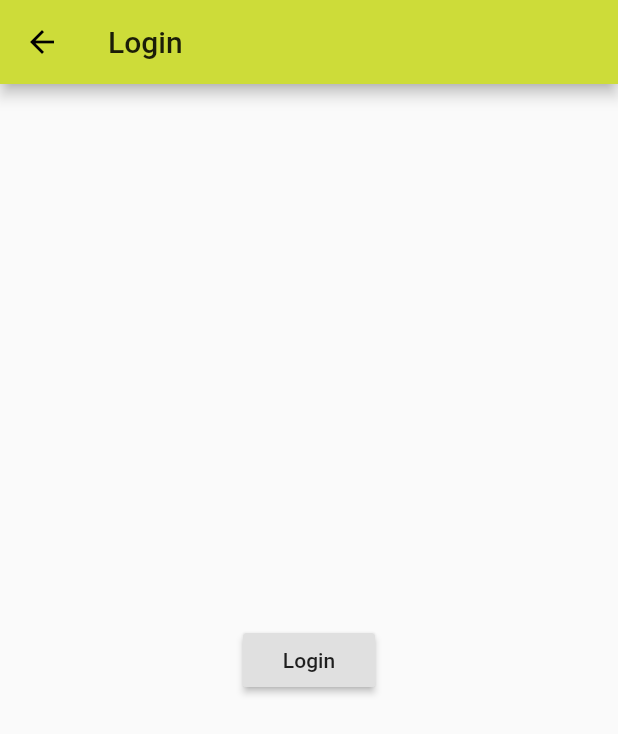
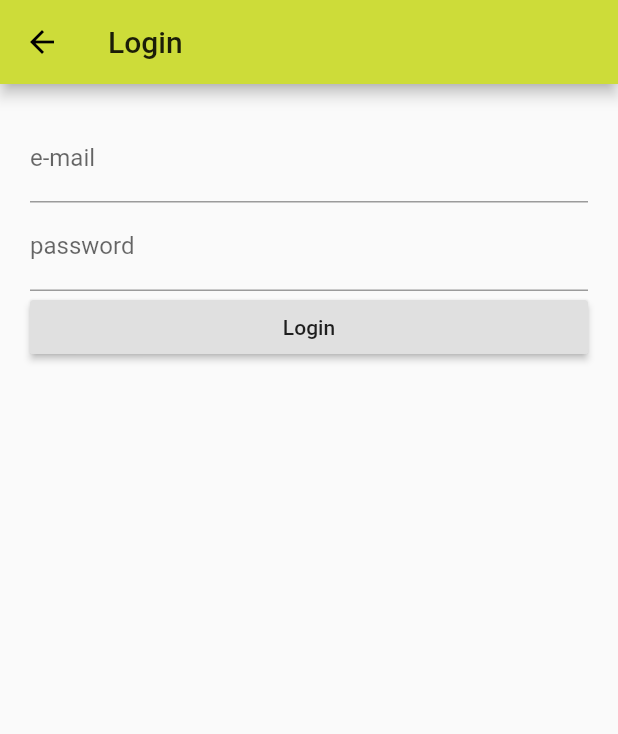
Before and after one commit to silaqui/flutter-udemy-course, a Flutter app: the AuthPage screen opened directly, on a phone screen of 412 x 824 dp. Shown: the top 734 px of the screen. Run offline on Flutter 3.47's test engine with Material 2 defaults, Android fonts, the phone set to English and light mode, and no system bars.

Commit message:
7ex4done

```diff
--- a/lib/pages/auth.dart
+++ b/lib/pages/auth.dart
@@ -1,17 +1,41 @@
 import 'package:flutter/material.dart';
 
 class AuthPage extends StatelessWidget {
+  String _email = '';
+  String _password = '';
+
   @override
   Widget build(BuildContext context) {
     return Scaffold(
       appBar: AppBar(title: Text('Login')),
-      body: Center(
-        child: RaisedButton(
-          onPressed: () {
-            Navigator.pushReplacementNamed(context, '/');
-          },
-          child: Text('Login'),
-        ),
+      body: Padding(
+        padding: const EdgeInsets.all(20.0),
+        child: ListView(children: [
+          TextField(
+            decoration: InputDecoration(
+              labelText: 'e-mail',
+            ),
+            keyboardType: TextInputType.emailAddress,
+            onChanged: (value) {
+              _email = value;
+            },
+          ),
+          TextField(
+            decoration: InputDecoration(
+              labelText: 'password',
+            ),
+            obscureText: true,
+            onChanged: (value) {
+              _password = value;
+            },
+          ),
+          RaisedButton(
+            onPressed: () {
+              Navigator.pushReplacementNamed(context, '/products');
+            },
+            child: Text('Login'),
+          ),
+        ]),
       ),
     );
   }
--- a/lib/pages/product_create.dart
+++ b/lib/pages/product_create.dart
@@ -68,7 +68,7 @@ class _ProductCreatePage extends State<ProductCreatePage> {
                 'image': 'assets/bee.jpg'
               };
               widget.addProduct(product);
-              Navigator.pushReplacementNamed(context, '/');
+              Navigator.pushReplacementNamed(context, '/products');
             },
           )
         ]));
--- a/lib/pages/products_admin.dart
+++ b/lib/pages/products_admin.dart
@@ -23,7 +23,7 @@ class ProductAdminPage extends StatelessWidget {
                 ListTile(
                   title: Text("All Products"),
                   onTap: () {
-                    Navigator.pushReplacementNamed(context, '/');
+                    Navigator.pushReplacementNamed(context, '/products');
                   },
                 )
               ],
```
Also changed, not shown: lib/main.dart (+8 -4 lines).
